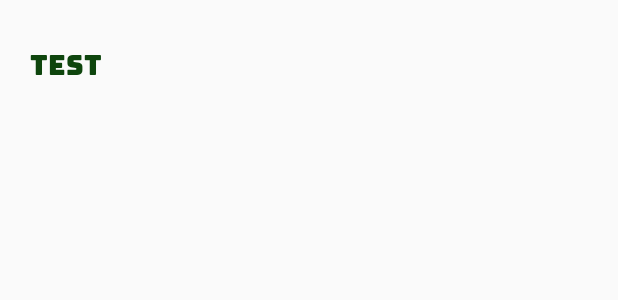
After one commit to RaeanneVillanueva/MOBAPDEMP, an Android app: the layout item_spinner_deck_option.xml on its own in the app's theme, with its tools: preview values and no code run, on a phone screen of 412 x 824 dp. The commit adds this screen. Shown: the top 300 px of the screen. Run offline under Robolectric (Android 15) with nearby library versions, the phone set to English and light mode, and no system bars.

Commit message:
added spinner in deck list activity

```diff
--- a/app/src/main/AndroidManifest.xml
+++ b/app/src/main/AndroidManifest.xml
@@ -13,9 +13,9 @@
         android:roundIcon="@mipmap/ic_launcher_round"
         android:supportsRtl="true"
         android:theme="@style/AppTheme">
-        <activity android:name=".SplashScreenActivity"></activity>
-
-        <activity android:name=".SignUpActivity"></activity>
+        <activity android:name=".MyDeckActivity"></activity>
+        <activity android:name=".SplashScreenActivity" />
+        <activity android:name=".SignUpActivity" />
         <activity android:name=".LoginActivity">
             <intent-filter>
                 <action android:name="android.intent.action.MAIN" />
--- /dev/null
+++ b/app/src/main/res/layout/item_spinner_deck_option.xml
@@ -0,0 +1,16 @@
+<?xml version="1.0" encoding="utf-8"?>
+<LinearLayout xmlns:android="http://schemas.android.com/apk/res/android"
+    android:layout_width="match_parent"
+    android:layout_height="match_parent"
+    android:orientation="horizontal">
+
+    <TextView
+        android:layout_width="match_parent"
+        android:layout_height="wrap_content"
+        android:fontFamily="@font/bungee"
+        android:textSize="18dp"
+        android:gravity="center_vertical"
+        android:padding="20dp"
+        android:text="Test"
+        android:textColor="#0E450D"/>
+</LinearLayout>
--- a/app/src/main/res/values/strings.xml
+++ b/app/src/main/res/values/strings.xml
@@ -10,4 +10,9 @@
     <string name="invalid_password">Password must be >5 characters</string>
     <string name="login_failed">"Login failed"</string>
 
+    <string-array name="spinner_decklist_option">
+        <item>All Decks</item>
+        <item>My Custom Deck</item>
+    </string-array>
+
 </resources>
```
Also changed, not shown: app/src/main/java/com/example/mobapdemp/DeckListActivity.java (+20 -0 lines), app/src/main/res/layout/activity_deck_list.xml (+8 -1 lines).
